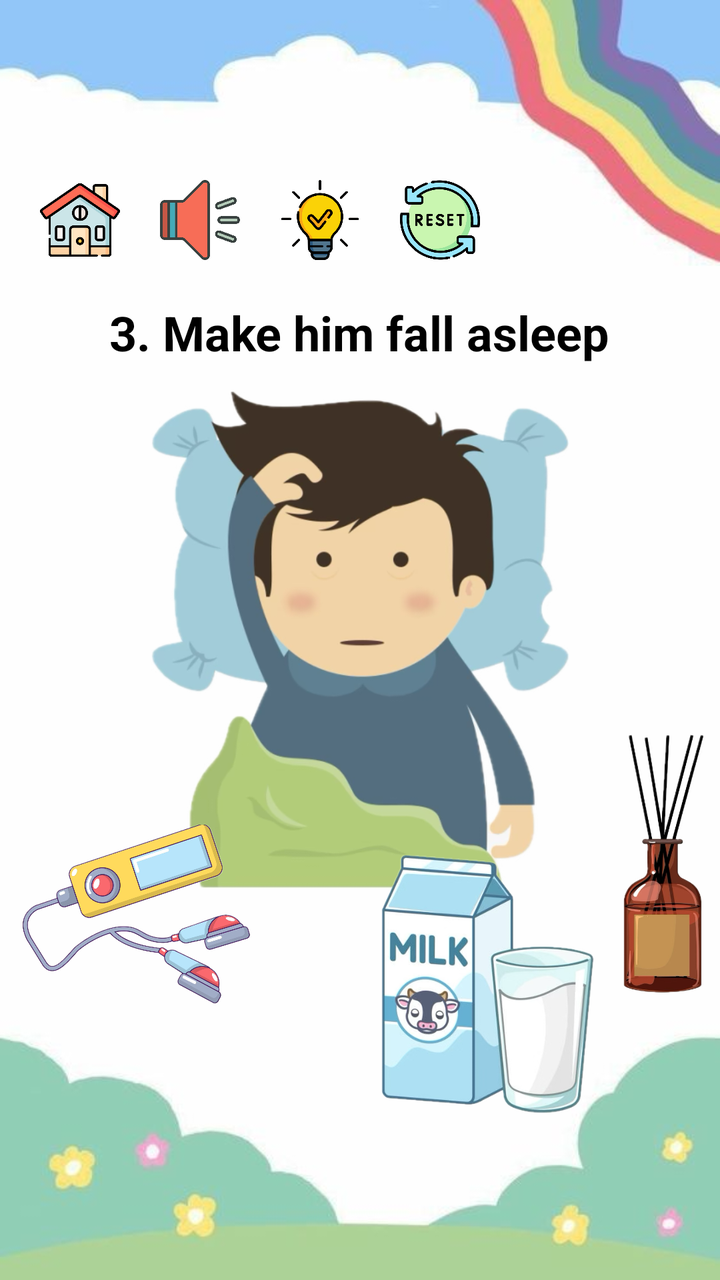
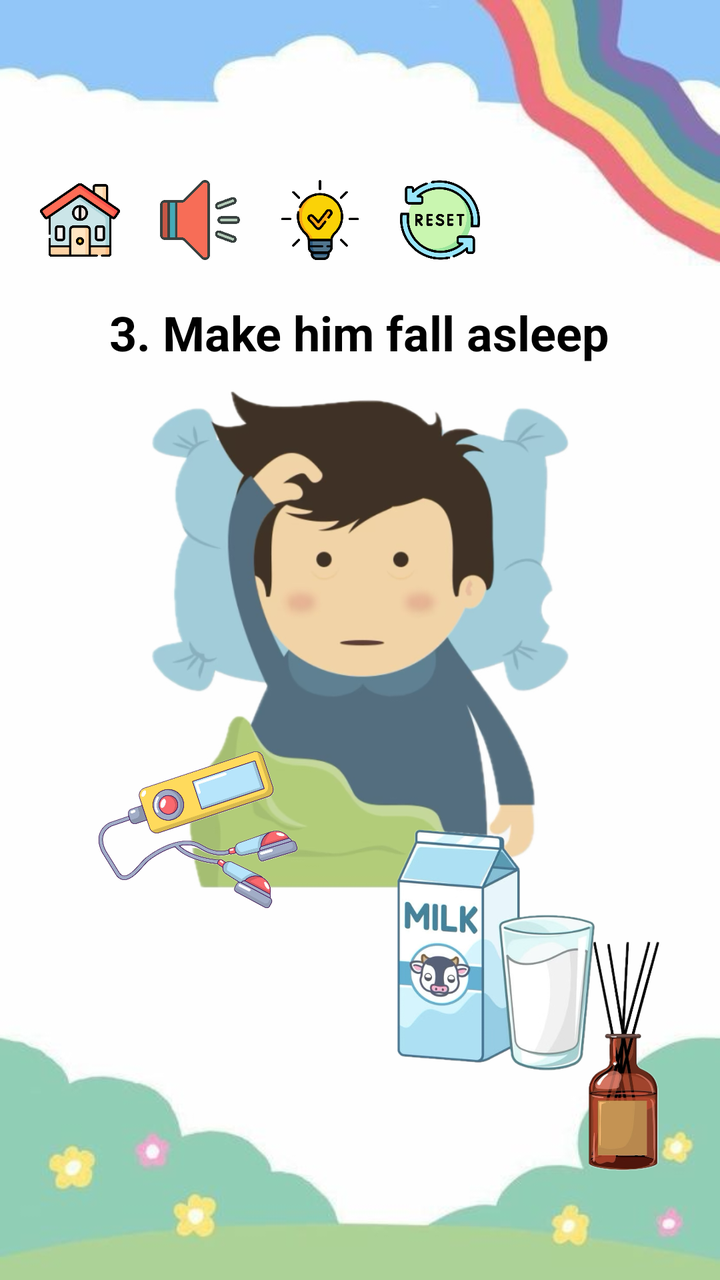

An Android layout rendered at two revisions. The XML below is the earlier revision; the diff shows what the commit changed to produce the second picture.
<!-- AndroidManifest.xml: application theme Theme.SEHH3165_GP -->
<!-- res/layout/game3_sleep.xml -->
<?xml version="1.0" encoding="utf-8"?>
<RelativeLayout xmlns:android="http://schemas.android.com/apk/res/android"
    xmlns:tools="http://schemas.android.com/tools"
    android:layout_width="match_parent"
    android:layout_height="match_parent"
    tools:context=".Game3">

    <include
        layout="@layout/game_layout"
        android:layout_width="match_parent"
        android:layout_height="wrap_content" />

    <TextView
        android:id="@+id/textView_insomnia"
        android:layout_width="wrap_content"
        android:layout_height="wrap_content"
        android:layout_marginTop="150dp"
        android:layout_centerHorizontal="true"
        android:text="3. Make him fall asleep"
        android:textColor="@color/black"
        android:textSize="24sp"
        android:textStyle="bold" />

    <ImageButton
        android:id="@+id/imageButton_insomnia"
        android:layout_width="wrap_content"
        android:layout_height="250dp"
        android:layout_centerVertical="true"
        android:background="?android:attr/activatedBackgroundIndicator"
        android:scaleType="fitCenter"
        android:src="@drawable/g3_insomnia"
        android:visibility="visible"
        android:focusable = "true"/>

    <ImageButton
        android:id="@+id/imageButton_aromatherapy"
        android:layout_width="wrap_content"
        android:layout_height="130dp"
        android:layout_alignParentStart="true"
        android:layout_alignParentTop="true"
        android:layout_alignParentEnd="true"
        android:layout_marginStart="294dp"
        android:layout_marginTop="367dp"
        android:layout_marginEnd="-10dp"
        android:background="?android:attr/activatedBackgroundIndicator"
        android:scaleType="fitCenter"
        android:src="@drawable/g3_aromatherapy" />

    <ImageButton
        android:id="@+id/imageButton_sleeping"
        android:layout_width="wrap_content"
        android:layout_height="250dp"
        android:layout_centerVertical="true"
        android:background="?android:attr/activatedBackgroundIndicator"
        android:scaleType="fitCenter"
        android:src="@drawable/g3_sleeping"
        android:visibility="invisible"
        android:focusable = "false"/>

    <ImageButton
        android:id="@+id/imageButton_mp3"
        android:layout_width="wrap_content"
        android:layout_height="90dp"
        android:layout_alignParentStart="true"
        android:layout_alignParentEnd="true"
        android:layout_alignParentBottom="true"
        android:layout_centerVertical="true"
        android:layout_marginStart="-93dp"
        android:layout_marginEnd="131dp"
        android:layout_marginBottom="138dp"
        android:background="?android:attr/activatedBackgroundIndicator"
        android:scaleType="fitCenter"
        android:src="@drawable/g3_mp3" />

    <ImageButton
        android:id="@+id/imageButton_milk"
        android:layout_width="wrap_content"
        android:layout_height="130dp"
        android:layout_alignParentStart="true"
        android:layout_alignParentEnd="true"
        android:layout_alignParentBottom="true"
        android:layout_centerVertical="true"
        android:layout_marginStart="124dp"
        android:layout_marginEnd="-4dp"
        android:layout_marginBottom="83dp"
        android:background="?android:attr/activatedBackgroundIndicator"
        android:scaleType="fitCenter"
        android:src="@drawable/g3_milk" />

</RelativeLayout>
<!-- res/layout/game_layout.xml (included above) -->
<?xml version="1.0" encoding="utf-8"?>
<RelativeLayout xmlns:android="http://schemas.android.com/apk/res/android"
    android:layout_width="match_parent"
    android:layout_height="match_parent"
    android:background="@drawable/bg_game">

    <ImageButton
        android:id="@+id/imageButton_home"
        android:layout_width="40dp"
        android:layout_height="40dp"
        android:layout_marginStart="20dp"
        android:layout_marginTop="90dp"
        android:background="@android:drawable/screen_background_light"
        android:scaleType="fitCenter"
        android:src="@drawable/setting_home" />

    <ImageButton
        android:id="@+id/imageButton_sound"
        android:layout_width="40dp"
        android:layout_height="40dp"
        android:layout_marginStart="20dp"
        android:layout_marginTop="90dp"
        android:layout_toEndOf="@+id/imageButton_home"
        android:background="@android:drawable/screen_background_light"
        android:scaleType="fitCenter"
        android:visibility="visible"
        android:src="@drawable/setting_speaker" />

    <ImageButton
        android:id="@+id/imageButton_hint"
        android:layout_width="40dp"
        android:layout_height="40dp"
        android:layout_marginStart="20dp"
        android:layout_marginTop="90dp"
        android:layout_toEndOf="@+id/imageButton_sound"
        android:background="@android:drawable/screen_background_light"
        android:scaleType="fitCenter"
        android:src="@drawable/setting_hint" />

    <ImageButton
        android:id="@+id/imageButton_reset"
        android:layout_width="40dp"
        android:layout_height="40dp"
        android:layout_marginStart="20dp"
        android:layout_marginTop="90dp"
        android:layout_toEndOf="@+id/imageButton_hint"
        android:background="@android:drawable/screen_background_light"
        android:scaleType="fitCenter"
        android:src="@drawable/setting_reset" />

</RelativeLayout>
<!-- resources referenced by this layout -->
<resources>
  <color name="black">#FF000000</color>
  <!-- drawable bg_game: jpg bitmap (drawable, 13552 bytes) -->
  <!-- drawable g3_aromatherapy: jpeg bitmap (drawable, 161398 bytes) -->
  <!-- drawable g3_insomnia: png bitmap (drawable, 151369 bytes) -->
  <!-- drawable g3_milk: png bitmap (drawable, 183707 bytes) -->
  <!-- drawable g3_mp3: jpeg bitmap (drawable, 488669 bytes) -->
  <!-- drawable g3_sleeping: jpeg bitmap (drawable, 655149 bytes) -->
  <!-- drawable setting_hint: png bitmap (drawable, 28012 bytes) -->
  <!-- drawable setting_home: png bitmap (drawable, 34155 bytes) -->
  <!-- drawable setting_reset: png bitmap (drawable, 43959 bytes) -->
  <!-- drawable setting_speaker: png bitmap (drawable, 122319 bytes) -->
  <style name="Theme.SEHH3165_GP" parent="Base.Theme.SEHH3165_GP" />
  <style name="Base.Theme.SEHH3165_GP" parent="Theme.Material3.DayNight.NoActionBar">
          
          
      </style>
</resources>

<!-- the commit's change to res/layout/game3_sleep.xml (unified diff, before → after) -->
@@ -23,66 +23,68 @@
 
     <ImageButton
         android:id="@+id/imageButton_insomnia"
-        android:layout_width="wrap_content"
+        android:layout_width="230dp"
         android:layout_height="250dp"
+        android:layout_centerInParent="true"
         android:layout_centerVertical="true"
         android:background="?android:attr/activatedBackgroundIndicator"
+        android:focusable="true"
         android:scaleType="fitCenter"
         android:src="@drawable/g3_insomnia"
-        android:visibility="visible"
-        android:focusable = "true"/>
+        android:visibility="visible" />
 
     <ImageButton
         android:id="@+id/imageButton_aromatherapy"
-        android:layout_width="wrap_content"
+        android:layout_width="50dp"
         android:layout_height="130dp"
-        android:layout_alignParentStart="true"
+        android:layout_alignParentStart="false"
         android:layout_alignParentTop="true"
         android:layout_alignParentEnd="true"
         android:layout_marginStart="294dp"
-        android:layout_marginTop="367dp"
-        android:layout_marginEnd="-10dp"
+        android:layout_marginTop="463dp"
+        android:layout_marginEnd="30dp"
         android:background="?android:attr/activatedBackgroundIndicator"
         android:scaleType="fitCenter"
         android:src="@drawable/g3_aromatherapy" />
 
     <ImageButton
         android:id="@+id/imageButton_sleeping"
-        android:layout_width="wrap_content"
+        android:layout_width="250dp"
         android:layout_height="250dp"
+        android:layout_centerInParent="true"
         android:layout_centerVertical="true"
         android:background="?android:attr/activatedBackgroundIndicator"
+        android:focusable="false"
         android:scaleType="fitCenter"
         android:src="@drawable/g3_sleeping"
-        android:visibility="invisible"
-        android:focusable = "false"/>
+        android:visibility="invisible" />
 
     <ImageButton
         android:id="@+id/imageButton_mp3"
-        android:layout_width="wrap_content"
+        android:layout_width="100dp"
         android:layout_height="90dp"
         android:layout_alignParentStart="true"
-        android:layout_alignParentEnd="true"
+        android:layout_alignParentEnd="false"
         android:layout_alignParentBottom="true"
         android:layout_centerVertical="true"
-        android:layout_marginStart="-93dp"
-        android:layout_marginEnd="131dp"
-        android:layout_marginBottom="138dp"
+        android:layout_marginStart="49dp"
+        android:layout_marginEnd="128dp"
+        android:layout_marginBottom="180dp"
         android:background="?android:attr/activatedBackgroundIndicator"
         android:scaleType="fitCenter"
         android:src="@drawable/g3_mp3" />
 
     <ImageButton
         android:id="@+id/imageButton_milk"
-        android:layout_width="wrap_content"
+        android:layout_width="100dp"
         android:layout_height="130dp"
         android:layout_alignParentStart="true"
-        android:layout_alignParentEnd="true"
+        android:layout_alignParentEnd="false"
         android:layout_alignParentBottom="true"
         android:layout_centerVertical="true"
-        android:layout_marginStart="124dp"
+        android:layout_marginStart="198dp"
         android:layout_marginEnd="-4dp"
-        android:layout_marginBottom="83dp"
+        android:layout_marginBottom="100dp"
         android:background="?android:attr/activatedBackgroundIndicator"
         android:scaleType="fitCenter"
         android:src="@drawable/g3_milk" />
